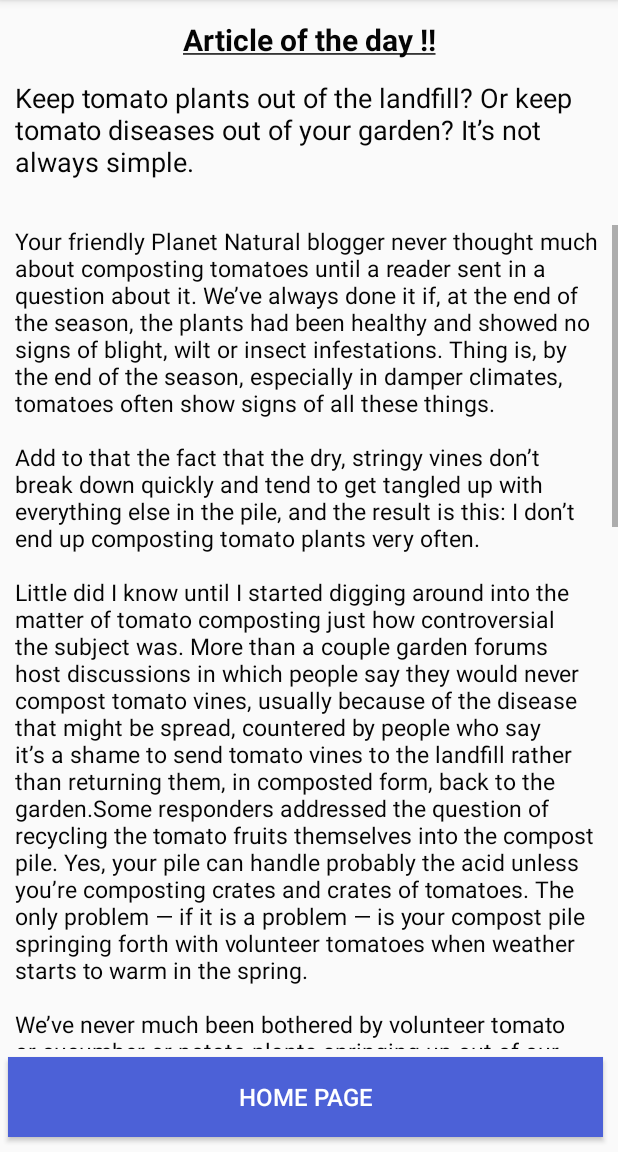
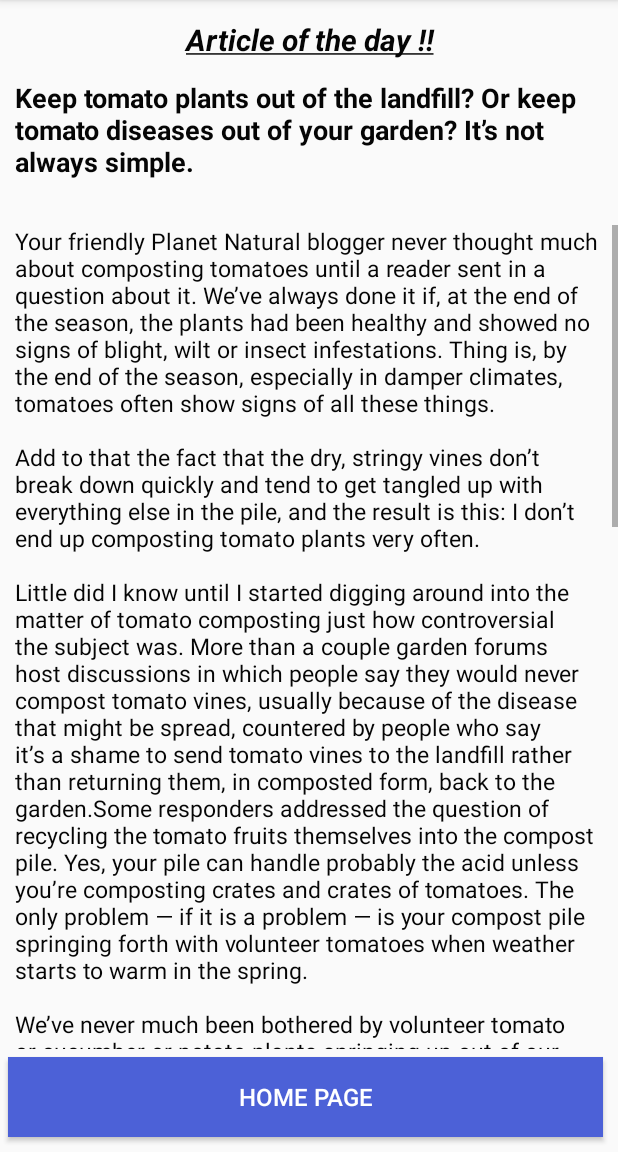
Before and after one commit to harshpatil/Compost-Crossing, an Android app: the Article screen opened directly, with no data from a screen before it, on a phone screen of 412 x 824 dp, the part 84-1236 px from its top. Run offline under Robolectric (Android 15) with nearby library versions, the phone set to English and light mode, and no system bars.

Commit message:
Changed appearance

```diff
--- a/Compost-Crossing/app/src/main/res/layout/news_article.xml
+++ b/Compost-Crossing/app/src/main/res/layout/news_article.xml
@@ -11,7 +11,7 @@
         android:textColor="@color/articleHeader"
         android:textSize="20dp"
         android:gravity="center"
-        android:textStyle="bold"
+        android:textStyle="bold|italic"
         android:layout_height="0dp"
         android:layout_weight="0.7"
         android:layout_marginLeft="5dp"
@@ -26,6 +26,7 @@
         android:layout_width="match_parent"
         android:textColor="@color/articleHeader"
         android:textSize="18dp"
+        android:textStyle="bold"
         android:layout_height="0dp"
         android:layout_weight="1.3"
         android:layout_marginLeft="10dp"
```
